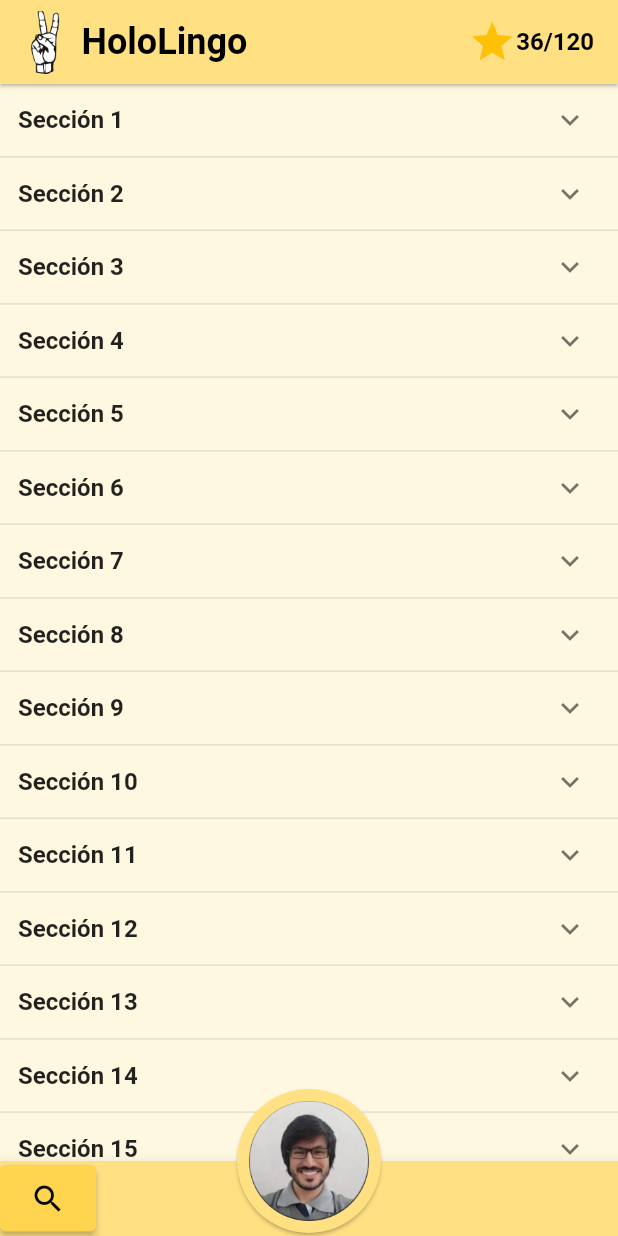
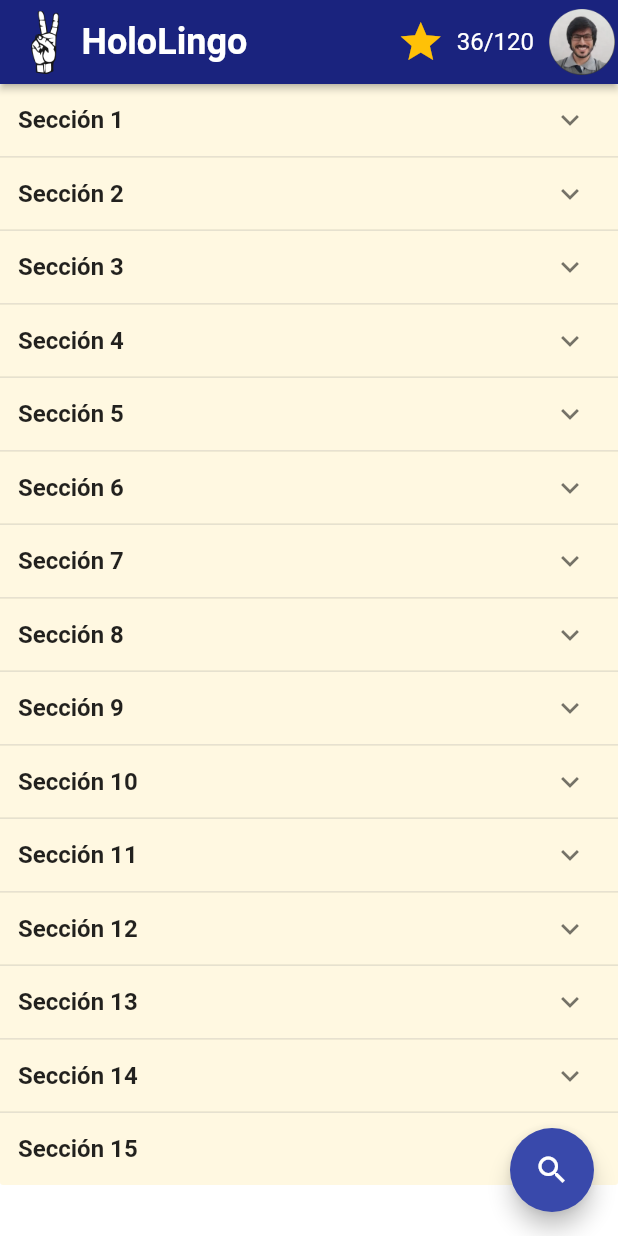
Before and after one commit to devvildaz/flutter-hlingo, a Flutter app: the HomePage screen opened directly, on a phone screen of 412 x 824 dp. Run offline on Flutter 3.47's test engine with Material 2 defaults, Android fonts, the phone set to English and light mode, and no system bars.

Commit message:
feat: add routes and custom appbar

```diff
--- a/lib/ui/pages/home_page.dart
+++ b/lib/ui/pages/home_page.dart
@@ -1,4 +1,5 @@
 import 'package:flutter/material.dart';
+import 'package:hlinog/ui/widgets/appbar.dart';
 import 'package:hlinog/ui/widgets/sections_list.dart';
 
 class HomePage extends StatelessWidget {
@@ -8,75 +9,13 @@ class HomePage extends StatelessWidget {
   Widget build(BuildContext context) {
     return Scaffold(
       backgroundColor: Colors.white,
-      appBar: AppBar(
-        elevation: 1,
-        backgroundColor: Colors.amber[200],
-        titleTextStyle: const TextStyle(
-            color: Colors.black, fontSize: 24, fontWeight: FontWeight.bold),
-        title: Row(
-          children: [
-            Row(
-              children: [
-                Image.asset(
-                  "assets/logo.png",
-                  height: 42,
-                ),
-                Container(
-                  margin: const EdgeInsets.only(left: 10),
-                  child: const Text("HoloLingo"),
-                )
-              ],
-            ),
-            const Spacer(),
-            Row(
-              children: const [
-                Icon(
-                  Icons.star,
-                  color: Colors.amber,
-                  size: 32,
-                ),
-                Text(
-                  "36/120",
-                  style: TextStyle(fontSize: 16),
-                )
-              ],
-            )
-          ],
-        ),
+      appBar: const CustomAppbar(),
+      body: const SingleChildScrollView(child: SectionsList()),
+      floatingActionButton: FloatingActionButton(
+        backgroundColor: Colors.indigo[600],
+        onPressed: () => Navigator.pushNamed(context, '/search'),
+        child: const Icon(Icons.search),
       ),
-      body: const SingleChildScrollView(child: SectionsList()),
-      floatingActionButton: FloatingActionButton.large(
-        elevation: 1,
-        backgroundColor: Colors.amber[200],
-        tooltip: "Ir al perfil",
-        child: Image.asset(
-          "assets/profile.png",
-          height: 80,
-        ),
-        onPressed: () {},
-      ),
-      floatingActionButtonLocation: FloatingActionButtonLocation.centerDocked,
-      bottomNavigationBar: BottomAppBar(
-          color: Colors.amber[200],
-          child: SizedBox(
-            height: 50,
-            child: Row(
-              children: [
-                ElevatedButton(
-                  style: ButtonStyle(
-                      backgroundColor:
-                          MaterialStateProperty.all(Colors.amber[300]),
-                      padding:
-                          MaterialStateProperty.all(const EdgeInsets.all(10))),
-                  child: const Icon(
-                    Icons.search,
-                    color: Colors.black,
-                  ),
-                  onPressed: () {},
-                ),
-              ],
-            ),
-          )),
     );
   }
 }
--- /dev/null
+++ b/lib/ui/widgets/appbar.dart
@@ -0,0 +1,52 @@
+import 'package:flutter/material.dart';
+
+class CustomAppbar extends StatelessWidget implements PreferredSizeWidget {
+  const CustomAppbar({Key? key}) : super(key: key);
+
+  @override
+  Size get preferredSize => const Size.fromHeight(kToolbarHeight);
+
+  @override
+  Widget build(BuildContext context) {
+    return AppBar(
+      automaticallyImplyLeading: false,
+      elevation: 2,
+      backgroundColor: Colors.indigo[900],
+      titleTextStyle: const TextStyle(
+          color: Colors.white, fontSize: 24, fontWeight: FontWeight.bold),
+      title: Row(
+        children: [
+          Image.asset(
+            "assets/logo.png",
+            height: 42,
+          ),
+          Container(
+            margin: const EdgeInsets.only(left: 10),
+            child: const Text("HoloLingo"),
+          )
+        ],
+      ),
+      actions: [
+        const Icon(
+          Icons.star,
+          color: Colors.amber,
+          size: 32,
+        ),
+        Container(
+          alignment: Alignment.center,
+          padding: const EdgeInsets.symmetric(horizontal: 8),
+          child: const Text(
+            "36/120",
+            style: TextStyle(fontSize: 16),
+          ),
+        ),
+        IconButton(
+          padding: const EdgeInsets.all(2),
+          icon: Image.asset("assets/profile.png"),
+          onPressed: () => Navigator.pushNamed(context, '/profile'),
+          tooltip: "Ir al perfil",
+        ),
+      ],
+    );
+  }
+}
```
Also changed, not shown: lib/ui/app.dart (+5 -3 lines), lib/ui/routes.dart (added, +32 -0 lines), 3 other files.
